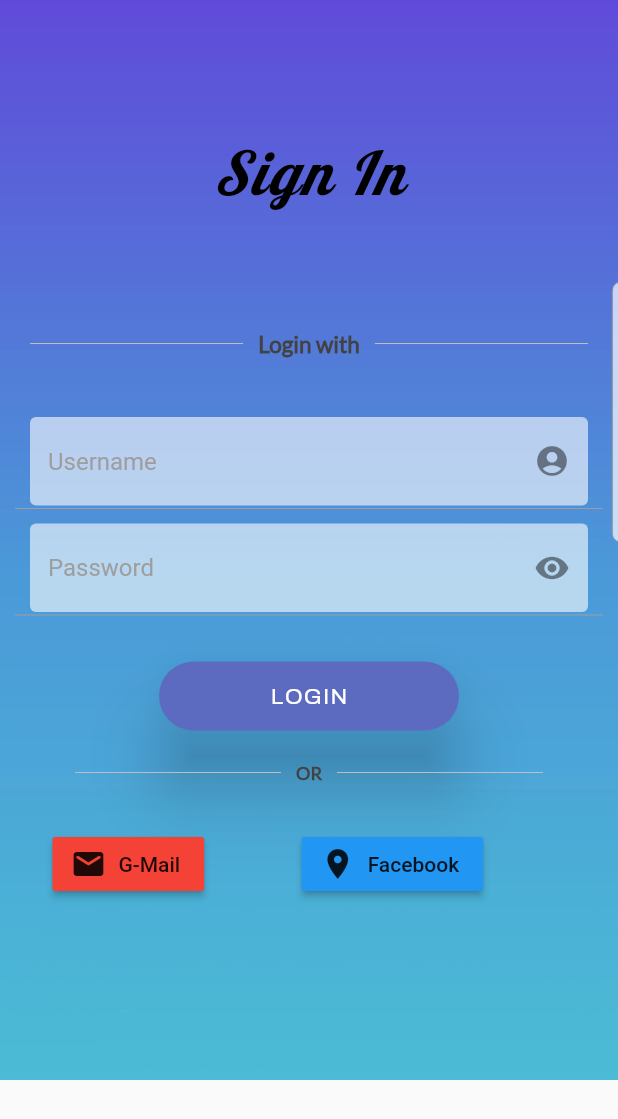
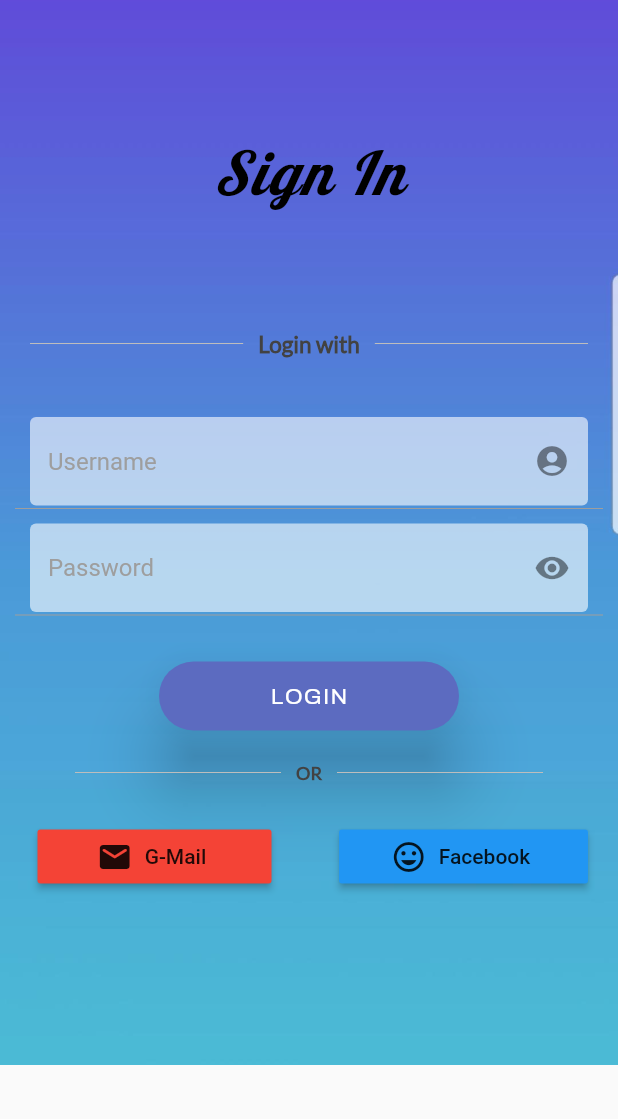
Before and after one commit to wongtaozhe123/condo3, a Flutter app: the screen it shows after launch, on a phone screen of 412 x 824 dp. Shown: the top 1119 px of the screen. Run offline on Flutter 3.47's test engine with Material 2 defaults, Android fonts, the phone set to English and light mode, and no system bars; our stand-ins replace google_sign_in.

```diff
--- a/lib/main.dart
+++ b/lib/main.dart
@@ -251,8 +251,9 @@ class _HomeState extends State<Home> {
               ),
               Row(
                 children: [
-                  Container(
-                    margin: EdgeInsets.fromLTRB(10, 5,10, 5),
+                  Expanded(
+                    flex: 1,
+                    child: Container(
                       padding: EdgeInsets.all(25),
                       child: RaisedButton.icon(
                         onPressed: () async {
@@ -267,14 +268,17 @@ class _HomeState extends State<Home> {
                         label: Text('G-Mail'),
                       ),
                     ),
-                  Container(
-                    margin: EdgeInsets.fromLTRB(10, 5,10, 5),
+                  ),
+                  Expanded(
+                    flex: 1,
+                    child: Container(
                       padding: EdgeInsets.all(20),
                       child: RaisedButton.icon(
                         color: Colors.blue,
                         onPressed: (){},
-                      icon: Icon(Icons.location_on),
+                        icon: Icon(Icons.tag_faces),
                         label: Text('Facebook'),
+                      ),
                     ),
                   )
                 ],
--- a/pubspec.yaml
+++ b/pubspec.yaml
@@ -24,6 +24,8 @@ dependencies:
   flutter:
     sdk: flutter
   google_sign_in: ^4.5.6
+  flutter_login_facebook: ^0.4.0+1
+  http: ^0.12.2
 
   # The following adds the Cupertino Icons font to your application.
   # Use with the CupertinoIcons class for iOS style icons.
```
Also changed, not shown: pubspec.lock, 1 other file. Lines whose indentation alone changed are shown as unchanged.
